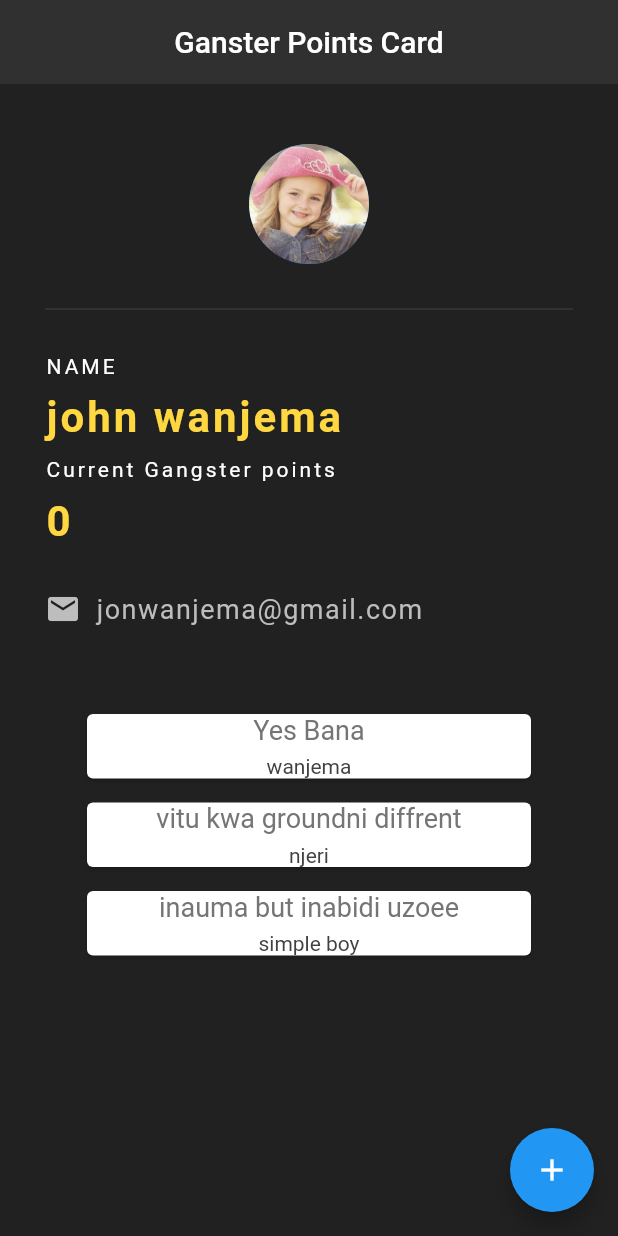
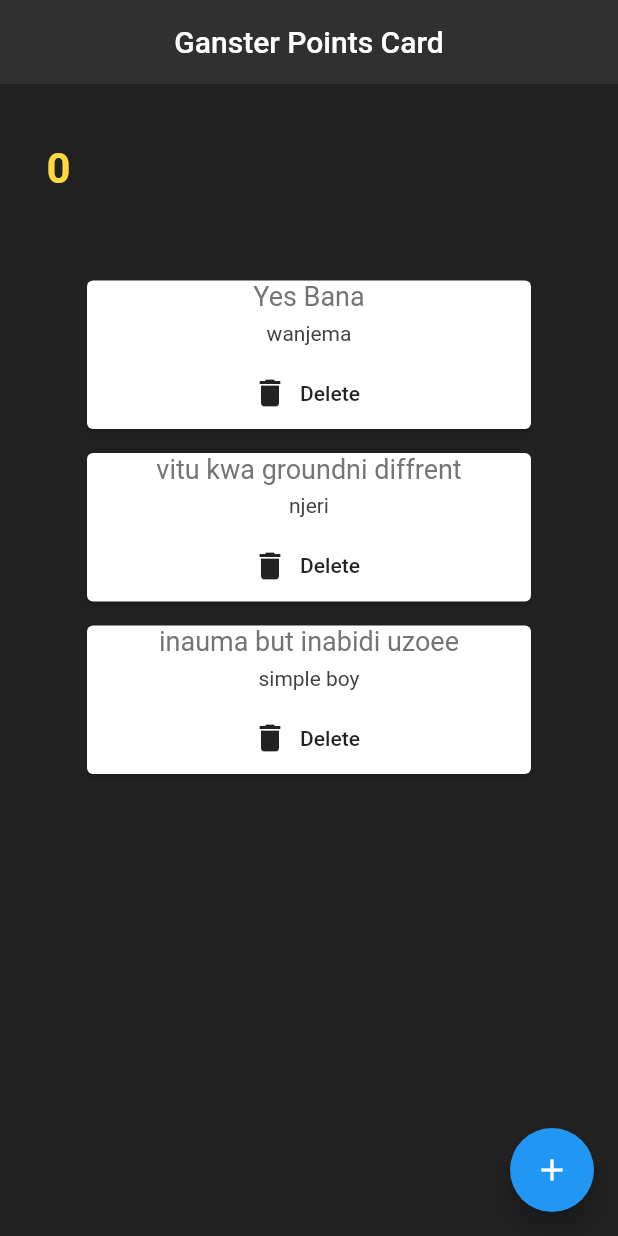
Before and after one commit to johnwanjema/flutter-app, a Flutter app: the screen it shows after launch, on a phone screen of 412 x 824 dp. Run offline on Flutter 3.47's test engine with Material 2 defaults, Android fonts, the phone set to English and light mode, and no system bars.

Commit message:
added function to delete quotes

```diff
--- a/lib/main.dart
+++ b/lib/main.dart
@@ -16,7 +16,6 @@ class _HomeState extends State<Home> {
     Quote(author: 'njeri', text: 'vitu kwa groundni diffrent'),
     Quote(author: 'simple boy', text: 'inauma but inabidi uzoee')
   ];
-
 
   @override
   Widget build(BuildContext context) {
@@ -41,38 +40,38 @@ class _HomeState extends State<Home> {
         child: Column(
           crossAxisAlignment: CrossAxisAlignment.start,
           children: <Widget>[
-            Center(
-              child: CircleAvatar(
-                radius: 40,
-                backgroundImage: AssetImage('assests/avatar.jpg'),
-              ),
-            ),
-            Divider(height: 60, color: Colors.grey[800]),
-            Text(
-              'NAME',
-              style: TextStyle(color: Colors.white, letterSpacing: 2.0),
-            ),
-            SizedBox(
-              height: 10.0,
-            ),
-            Text(
-              'john wanjema',
-              style: TextStyle(
-                  color: Colors.amberAccent[200],
-                  letterSpacing: 2.0,
-                  fontSize: 28.0,
-                  fontWeight: FontWeight.bold),
-            ),
-            SizedBox(
-              height: 10.0,
-            ),
-            Text(
-              'Current Gangster points',
-              style: TextStyle(color: Colors.white, letterSpacing: 2.0),
-            ),
-            SizedBox(
-              height: 10.0,
-            ),
+//            Center(
+//              child: CircleAvatar(
+//                radius: 40,
+//                backgroundImage: AssetImage('assests/avatar.jpg'),
+//              ),
+//            ),
+//            Divider(height: 60, color: Colors.grey[800]),
+//            Text(
+//              'NAME',
+//              style: TextStyle(color: Colors.white, letterSpacing: 2.0),
+//            ),
+//            SizedBox(
+//              height: 10.0,
+//            ),
+//            Text(
+//              'john wanjema',
+//              style: TextStyle(
+//                  color: Colors.amberAccent[200],
+//                  letterSpacing: 2.0,
+//                  fontSize: 28.0,
+//                  fontWeight: FontWeight.bold),
+//            ),
+//            SizedBox(
+//              height: 10.0,
+//            ),
+//            Text(
+//              'Current Gangster points',
+//              style: TextStyle(color: Colors.white, letterSpacing: 2.0),
+//            ),
+//            SizedBox(
+//              height: 10.0,
+//            ),
             Text(
               '$ninjalevel ',
               style: TextStyle(
@@ -81,28 +80,28 @@ class _HomeState extends State<Home> {
                   fontSize: 28.0,
                   fontWeight: FontWeight.bold),
             ),
-            SizedBox(
-              height: 30.0,
-            ),
-            Row(
-              children: <Widget>[
-                Icon(
-                  Icons.email,
-                  color: Colors.grey[400],
-                ),
-                SizedBox(
-                  width: 10.0,
-                ),
-                Text(
-                  'jonwanjema@gmail.com',
-                  style: TextStyle(
-                    color: Colors.grey[400],
-                    fontSize: 18.0,
-                    letterSpacing: 1.0,
-                  ),
-                ),
-              ],
-            ),
+//            SizedBox(
+//              height: 30.0,
+//            ),
+//            Row(
+//              children: <Widget>[
+//                Icon(
+//                  Icons.email,
+//                  color: Colors.grey[400],
+//                ),
+//                SizedBox(
+//                  width: 10.0,
+//                ),
+//                Text(
+//                  'jonwanjema@gmail.com',
+//                  style: TextStyle(
+//                    color: Colors.grey[400],
+//                    fontSize: 18.0,
+//                    letterSpacing: 1.0,
+//                  ),
+//                ),
+//              ],
+//            ),
             SizedBox(
               height: 30.0,
             ),
@@ -111,7 +110,14 @@ class _HomeState extends State<Home> {
               child: Column(
                 crossAxisAlignment: CrossAxisAlignment.stretch,
                 children: quotes
-                    .map((quote) => Quotecard(quote:quote)).toList()
+                    .map((quote) => Quotecard(
+                        quote: quote,
+                        delete: () {
+                          setState(() {
+                            quotes.remove(quote);
+                          });
+                        }))
+                    .toList()
                     .toList(),
               ),
             ),
--- a/lib/quote_card.dart
+++ b/lib/quote_card.dart
@@ -4,9 +4,10 @@ import 'package:helloflutter/quote.dart';
 class Quotecard extends StatelessWidget {
 
   final Quote quote;
+  final Function  delete;
   Quotecard
       ({
-    this.quote
+    this.quote,this.delete
   });
   @override
   Widget build(BuildContext context) {
@@ -27,6 +28,12 @@ class Quotecard extends StatelessWidget {
                 fontSize: 14.0,
                 color: Colors.grey[800]
             ),
+          ),
+          SizedBox(height: 8,),
+          FlatButton.icon(
+              onPressed: delete,
+            label: Text('Delete'),
+            icon:Icon(Icons.delete),
           )
         ],
       ),
```
